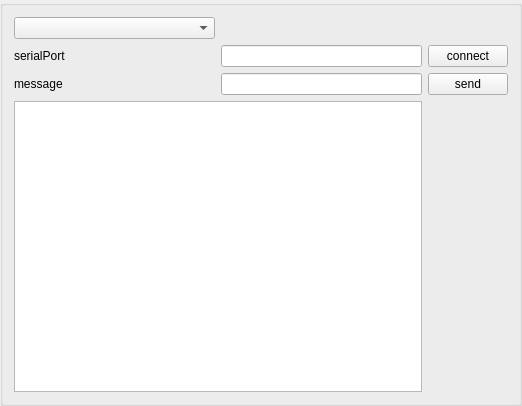
Qt form src/serialconsole.ui (marvin5300/general-purpose-control) before a commit.
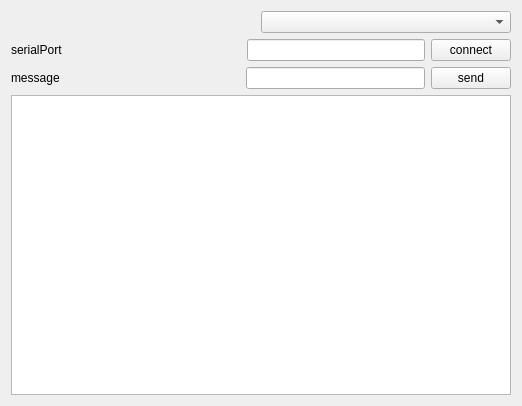
The same form after that commit.

What changed in the file:
```diff
--- a/src/serialconsole.ui
+++ b/src/serialconsole.ui
@@ -1,7 +1,7 @@
 <?xml version="1.0" encoding="UTF-8"?>
 <ui version="4.0">
  <class>SerialConsole</class>
- <widget class="QGroupBox" name="SerialConsole">
+ <widget class="QFrame" name="SerialConsole">
   <property name="geometry">
    <rect>
     <x>0</x>
@@ -15,6 +15,23 @@
   </property>
   <layout class="QGridLayout" name="gridLayout">
    <item row="0" column="0">
+    <layout class="QVBoxLayout" name="verticalLayout">
+     <item>
+      <layout class="QHBoxLayout" name="horizontalLayout_3">
+       <item>
+        <spacer name="horizontalSpacer">
+         <property name="orientation">
+          <enum>Qt::Horizontal</enum>
+         </property>
+         <property name="sizeHint" stdset="0">
+          <size>
+           <width>40</width>
+           <height>20</height>
+          </size>
+         </property>
+        </spacer>
+       </item>
+       <item>
     <widget class="QComboBox" name="deviceSelectBox">
      <property name="sizePolicy">
       <sizepolicy hsizetype="MinimumExpanding" vsizetype="Fixed">
@@ -24,46 +41,84 @@
      </property>
     </widget>
    </item>
-   <item row="1" column="0">
+      </layout>
+     </item>
+     <item>
+      <layout class="QHBoxLayout" name="horizontalLayout">
+       <item>
     <widget class="QLabel" name="label">
      <property name="text">
       <string>serialPort</string>
      </property>
     </widget>
    </item>
-   <item row="1" column="1">
+       <item>
+        <spacer name="horizontalSpacer_2">
+         <property name="orientation">
+          <enum>Qt::Horizontal</enum>
+         </property>
+         <property name="sizeHint" stdset="0">
+          <size>
+           <width>40</width>
+           <height>20</height>
+          </size>
+         </property>
+        </spacer>
+       </item>
+       <item>
     <widget class="QLineEdit" name="portNameEdit"/>
    </item>
-   <item row="1" column="2">
+       <item>
     <widget class="QPushButton" name="connectButton">
      <property name="text">
       <string>connect</string>
      </property>
     </widget>
    </item>
-   <item row="2" column="0">
+      </layout>
+     </item>
+     <item>
+      <layout class="QHBoxLayout" name="horizontalLayout_2">
+       <item>
     <widget class="QLabel" name="label_2">
      <property name="text">
       <string>message</string>
      </property>
     </widget>
    </item>
-   <item row="2" column="1">
+       <item>
+        <spacer name="horizontalSpacer_3">
+         <property name="orientation">
+          <enum>Qt::Horizontal</enum>
+         </property>
+         <property name="sizeHint" stdset="0">
+          <size>
+           <width>40</width>
+           <height>20</height>
+          </size>
+         </property>
+        </spacer>
+       </item>
+       <item>
     <widget class="QLineEdit" name="SCPImessageEdit"/>
    </item>
-   <item row="2" column="2">
+       <item>
     <widget class="QPushButton" name="sendButton">
      <property name="text">
       <string>send</string>
      </property>
     </widget>
    </item>
-   <item row="3" column="0" colspan="2">
+      </layout>
+     </item>
+     <item>
     <widget class="QPlainTextEdit" name="outputTextEdit">
      <property name="readOnly">
       <bool>true</bool>
      </property>
     </widget>
+     </item>
+    </layout>
    </item>
   </layout>
  </widget>
```
Lines whose indentation alone changed are shown as unchanged.
